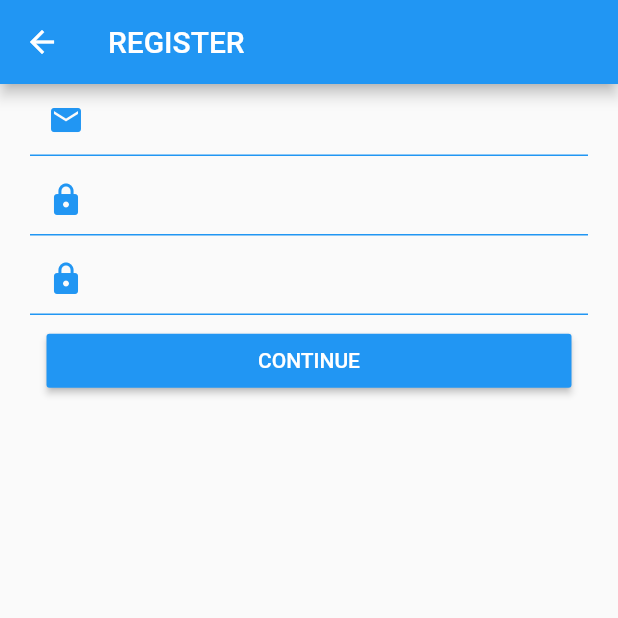
After one commit to momoNiti/flutter_assignment, a Flutter app: the screen it shows after launch, on a phone screen of 412 x 824 dp, the top half of it. The commit adds this screen. Run offline on Flutter 3.47's test engine with Material 2 defaults, Android fonts, the phone set to English and light mode, and no system bars.

Commit message:
ui register

```diff
--- a/lib/main.dart
+++ b/lib/main.dart
@@ -1,5 +1,6 @@
 import 'package:flutter/material.dart';
 import 'package:flutter_assignment/ui/loglin_screen.dart';
+import 'package:flutter_assignment/ui/register_screen.dart';
 
 void main() => runApp(MyApp());
 
@@ -14,9 +15,10 @@ class MyApp extends StatelessWidget {
         primarySwatch: Colors.blue,
       ),
       // home: MyHomePage(),
-      initialRoute: "/",
+      initialRoute: "/register",
       routes: {
         "/" :(context) => LoginForm(),
+        "/register" :(context) => RegisterForm(),
       },
     );
   }
--- /dev/null
+++ b/lib/ui/register_screen.dart
@@ -0,0 +1,104 @@
+import 'package:flutter/material.dart';
+
+class RegisterForm extends StatefulWidget {
+  @override
+  State<StatefulWidget> createState() {
+    return RegisterFormState();
+  }
+}
+
+class RegisterFormState extends State<RegisterForm> {
+  @override
+  Widget build(BuildContext context) {
+    return Scaffold(
+      appBar: AppBar(
+        title: Text("REGISTER"),
+      ),
+      body: Form(
+        child: ListView(
+          children: <Widget>[
+            Container(
+              padding: EdgeInsets.only(left: 20.0, right: 20.0),
+              child: Column(
+                children: <Widget>[
+                  TextField(
+                    // controller: useridController,
+                    decoration: InputDecoration(
+                      prefixIcon: Icon(
+                        Icons.email,
+                        color: Colors.blue,
+                      ),
+                      enabledBorder: UnderlineInputBorder(
+                        borderSide: BorderSide(
+                          color: Colors.blue
+                        )
+                      )
+                    ),
+                  ),
+                  SizedBox(height: 5.0),
+                  TextField(
+                    // controller: passwordController,
+                    decoration: InputDecoration(
+                      prefixIcon: Icon(
+                        Icons.lock,
+                        color: Colors.blue,
+                      ),
+                      enabledBorder: UnderlineInputBorder(
+                        borderSide: BorderSide(
+                          color: Colors.blue
+                        )
+                      )
+                    ),
+                    obscureText: true,
+                  ),
+                  SizedBox(height: 5.0),
+                  TextField(
+                    // controller: passwordController,
+                    decoration: InputDecoration(
+                      prefixIcon: Icon(
+                        Icons.lock,
+                        color: Colors.blue,
+                      ),
+                      enabledBorder: UnderlineInputBorder(
+                        borderSide: BorderSide(
+                          color: Colors.blue
+                        )
+                      )
+                    ),
+                    obscureText: true,
+                  ),
+                  SizedBox(height: 6.50),
+                  ButtonTheme(
+                    minWidth: 350,
+                    child: RaisedButton(
+                        child: Text(
+                          "CONTINUE",
+                          style: TextStyle(
+                            color: Colors.white,
+                          ),
+                        ),
+                        onPressed: () {
+                          // if (useridController.text.isEmpty ||
+                          //     passwordController.text.isEmpty) {
+                          //   final snackBar = SnackBar(
+                          //     content: Text("กรุณาระบุ user or password"),
+                          //   );
+                          //   _scaffoldKey.currentState.showSnackBar(snackBar);
+                          // } else if (useridController != "admin" &&
+                          //     passwordController != "admin") {
+                          //   final snackBar = SnackBar(
+                          //     content: Text("user or password ไม่ถูกต้อง"),
+                          //   );
+                          //   _scaffoldKey.currentState.showSnackBar(snackBar);
+                          // }
+                        }),
+                  ),
+                ],
+              ),
+            ),
+          ],
+        ),
+      ),
+    );
+  }
+}
```
Also changed, not shown: lib/ui/loglin_screen.dart (+32 -12 lines).
